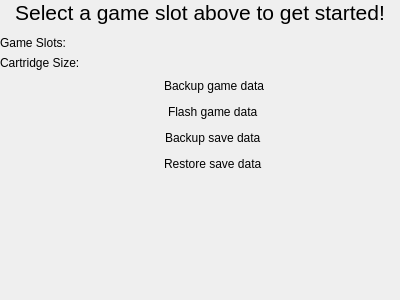
Old version of the form src/ui/qt/detail/ngp_fm_cartridge_info_widget.ui in the repository TheFlav/Flash-Masta-Desktop.
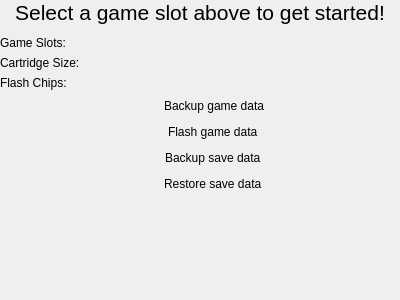
New version of the form. Icons and pictures are not drawn.

Commit message:
Added missing field to NgpFmCartridgeInfoWidget
+ Added missing field "Flash Chips"

Diff of the .ui file:
```diff
--- a/src/ui/qt/detail/ngp_fm_cartridge_info_widget.ui
+++ b/src/ui/qt/detail/ngp_fm_cartridge_info_widget.ui
@@ -87,6 +87,20 @@
        </property>
       </widget>
      </item>
+     <item row="2" column="0">
+      <widget class="QLabel" name="cartridgeSpecNumChipsLabel">
+       <property name="text">
+        <string>Flash Chips:</string>
+       </property>
+      </widget>
+     </item>
+     <item row="2" column="1">
+      <widget class="QLabel" name="cartridgeSpecNumChipsOutputLabel">
+       <property name="text">
+        <string/>
+       </property>
+      </widget>
+     </item>
     </layout>
    </item>
    <item>
```
The commit also changes 1 other file.
